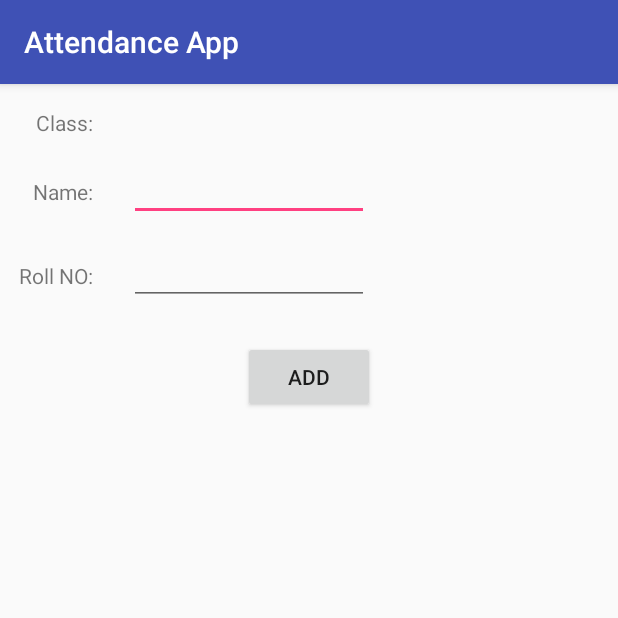
After one commit to SAM33RG/AttendanceApp, an Android app: the AddStudentDataActivity screen opened directly, with no data from a screen before it, on a phone screen of 412 x 824 dp, the top half of it. The commit adds this screen. Run offline under Robolectric (Android 15) with nearby library versions, the phone set to English and light mode, and no system bars; our stand-ins replace Firebase (no records; nobody signed in at launch, a user with empty details on screens opened directly); 1 statement that could not run was skipped.

Commit message:
student details added for all class

```diff
--- a/app/build.gradle
+++ b/app/build.gradle
@@ -27,6 +27,8 @@ dependencies {
     testImplementation 'junit:junit:4.12'
     androidTestImplementation 'com.android.support.test:runner:1.0.1'
     androidTestImplementation 'com.android.support.test.espresso:espresso-core:3.0.1'
+    implementation 'com.android.support:recyclerview-v7:26.0.0'
+    implementation 'com.android.support:cardview-v7:26.0.0'
 }
 
 apply plugin: 'com.google.gms.google-services'
--- a/app/src/main/AndroidManifest.xml
+++ b/app/src/main/AndroidManifest.xml
@@ -9,7 +9,7 @@
         android:roundIcon="@mipmap/ic_launcher_round"
         android:supportsRtl="true"
         android:theme="@style/AppTheme">
-        <activity android:name=".MainActivity"></activity>
+        <activity android:name=".MainActivity" />
         <activity android:name=".LoginActivity">
             <intent-filter>
                 <action android:name="android.intent.action.MAIN" />
@@ -17,7 +17,9 @@
                 <category android:name="android.intent.category.LAUNCHER" />
             </intent-filter>
         </activity>
-        <activity android:name=".AddClassActivity"></activity>
+        <activity android:name=".AddClassActivity" />
+        <activity android:name=".AddStudentsActivity" />
+        <activity android:name=".AddStudentDataActivity"></activity>
     </application>
 
 </manifest>
--- /dev/null
+++ b/app/src/main/java/app/attendanceapp/attendanceapp/AddStudentDataActivity.java
@@ -0,0 +1,75 @@
+package app.attendanceapp.attendanceapp;
+
+import android.support.v7.app.AppCompatActivity;
+import android.os.Bundle;
+import android.view.View;
+import android.widget.Button;
+import android.widget.EditText;
+import android.widget.TextView;
+import android.widget.Toast;
+
+import com.google.firebase.auth.FirebaseAuth;
+import com.google.firebase.database.DataSnapshot;
+import com.google.firebase.database.DatabaseError;
+import com.google.firebase.database.DatabaseReference;
+import com.google.firebase.database.FirebaseDatabase;
+import com.google.firebase.database.ValueEventListener;
+
+public class AddStudentDataActivity extends AppCompatActivity {
+    Bundle bundle;
+    String name;
+    TextView nameTV;
+    EditText studentName, studentRollNO;
+    Button addToFirebase;
+    FirebaseDatabase database;
+    DatabaseReference myRef;
+
+    @Override
+    protected void onCreate(Bundle savedInstanceState) {
+        super.onCreate(savedInstanceState);
+        setContentView(R.layout.activity_add_student_data);
+        database = FirebaseDatabase.getInstance();
+        myRef = database.getReference("students");
+
+        bundle = getIntent().getExtras();
+        name = bundle.getString("className");
+
+        nameTV = (TextView) findViewById(R.id.add_student_data_class_name);
+        nameTV.setText(name);
+
+        studentName = (EditText) findViewById(R.id.add_student_data_student_name);
+        studentRollNO = (EditText) findViewById(R.id.add_student_data_student_rollno);
+
+        addToFirebase = (Button) findViewById(R.id.add_student_data_add_student);
+
+        addToFirebase.setOnClickListener(new View.OnClickListener() {
+            @Override
+            public void onClick(View view) {
+                myRef.child("users").child(FirebaseAuth.getInstance().getUid()).child("class").child(name).child(studentRollNO.getText().toString()).child("student name").setValue(studentName.getText().toString());
+                myRef.child("users").child(FirebaseAuth.getInstance().getUid()).child("class").child(name).child(studentRollNO.getText().toString()).child("student roll no").setValue(studentRollNO.getText().toString());
+
+
+            }
+        });
+
+        myRef.child("users").child(FirebaseAuth.getInstance().getUid()).child("class").child(name).addValueEventListener(new ValueEventListener() {
+            @Override
+            public void onDataChange(DataSnapshot dataSnapshot) {
+                Toast.makeText(getApplicationContext(),"value add success\nnew student can be added",Toast.LENGTH_LONG).show();
+                studentName.setText("");
+                studentRollNO.setText("");
+
+            }
+
+            @Override
+            public void onCancelled(DatabaseError databaseError) {
+                Toast.makeText(getApplicationContext(),"error occurred",Toast.LENGTH_LONG).show();
+            }
+        });
+
+
+
+
+
+    }
+}
--- /dev/null
+++ b/app/src/main/res/layout/activity_add_student_data.xml
@@ -0,0 +1,85 @@
+<?xml version="1.0" encoding="utf-8"?>
+<android.support.constraint.ConstraintLayout xmlns:android="http://schemas.android.com/apk/res/android"
+    xmlns:app="http://schemas.android.com/apk/res-auto"
+    xmlns:tools="http://schemas.android.com/tools"
+    android:layout_width="match_parent"
+    android:layout_height="match_parent"
+    tools:context=".AddStudentDataActivity">
+
+    <TextView
+        android:id="@+id/textView"
+        android:layout_width="wrap_content"
+        android:layout_height="wrap_content"
+        android:layout_marginStart="24dp"
+        android:layout_marginTop="16dp"
+        android:text="Class:"
+        app:layout_constraintStart_toStartOf="parent"
+        app:layout_constraintTop_toTopOf="parent" />
+
+    <TextView
+        android:id="@+id/add_student_data_class_name"
+        android:layout_width="wrap_content"
+        android:layout_height="wrap_content"
+        android:layout_marginStart="24dp"
+        android:layout_marginTop="16dp"
+        android:text="TextView"
+        app:layout_constraintStart_toEndOf="@+id/textView"
+        app:layout_constraintTop_toTopOf="parent" />
+
+    <TextView
+        android:id="@+id/textView3"
+        android:layout_width="wrap_content"
+        android:layout_height="wrap_content"
+        android:text="Name:"
+        app:layout_constraintBottom_toBottomOf="@+id/add_student_data_student_name"
+        app:layout_constraintEnd_toEndOf="@+id/textView"
+        app:layout_constraintTop_toTopOf="@+id/add_student_data_student_name" />
+
+    <EditText
+        android:id="@+id/add_student_data_student_name"
+        android:layout_width="wrap_content"
+        android:layout_height="wrap_content"
+        android:layout_marginStart="24dp"
+        android:layout_marginTop="16dp"
+        android:ems="10"
+        android:inputType="textPersonName"
+        android:text="Name"
+        android:textSize="14sp"
+        app:layout_constraintStart_toEndOf="@+id/textView3"
+        app:layout_constraintTop_toBottomOf="@+id/add_student_data_class_name" />
+
+    <TextView
+        android:id="@+id/textView4"
+        android:layout_width="wrap_content"
+        android:layout_height="wrap_content"
+        android:text="Roll NO:"
+        app:layout_constraintBottom_toBottomOf="@+id/add_student_data_student_rollno"
+        app:layout_constraintEnd_toEndOf="@+id/textView3"
+        app:layout_constraintTop_toTopOf="@+id/add_student_data_student_rollno" />
+
+    <EditText
+        android:id="@+id/add_student_data_student_rollno"
+        android:layout_width="wrap_content"
+        android:layout_height="wrap_content"
+        android:layout_marginStart="24dp"
+        android:layout_marginTop="16dp"
+        android:ems="10"
+        android:inputType="textPersonName"
+        android:text="Name"
+        android:textSize="14sp"
+        app:layout_constraintStart_toEndOf="@+id/textView4"
+        app:layout_constraintTop_toBottomOf="@+id/add_student_data_student_name" />
+
+    <Button
+        android:id="@+id/add_student_data_add_student"
+        android:layout_width="wrap_content"
+        android:layout_height="wrap_content"
+        android:layout_marginEnd="24dp"
+        android:layout_marginStart="24dp"
+        android:layout_marginTop="24dp"
+        android:text="add"
+        app:layout_constraintEnd_toEndOf="parent"
+        app:layout_constraintStart_toStartOf="parent"
+        app:layout_constraintTop_toBottomOf="@+id/add_student_data_student_rollno" />
+
+</android.support.constraint.ConstraintLayout>
```
Also changed, not shown: app/src/main/java/app/attendanceapp/attendanceapp/AddClassActivity.java (+4 -4 lines), app/src/main/java/app/attendanceapp/attendanceapp/AddStudentsActivity.java (added, +74 -0 lines), app/src/main/java/app/attendanceapp/attendanceapp/AllClassesAdapter.java (+63 -1 lines), app/src/main/java/app/attendanceapp/attendanceapp/MainActivity.java (+8 -1 lines), app/src/main/res/layout/activity_add_students.xml (added, +17 -0 lines), app/src/main/res/layout/list_row_classes.xml (added, +37 -0 lines).
